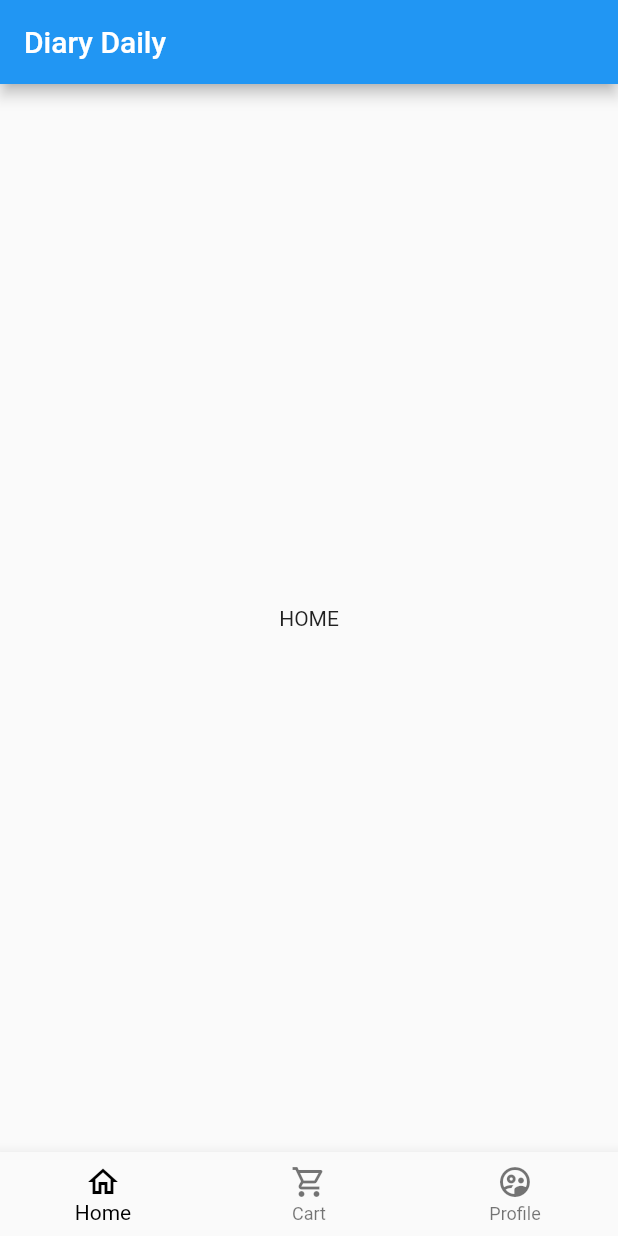
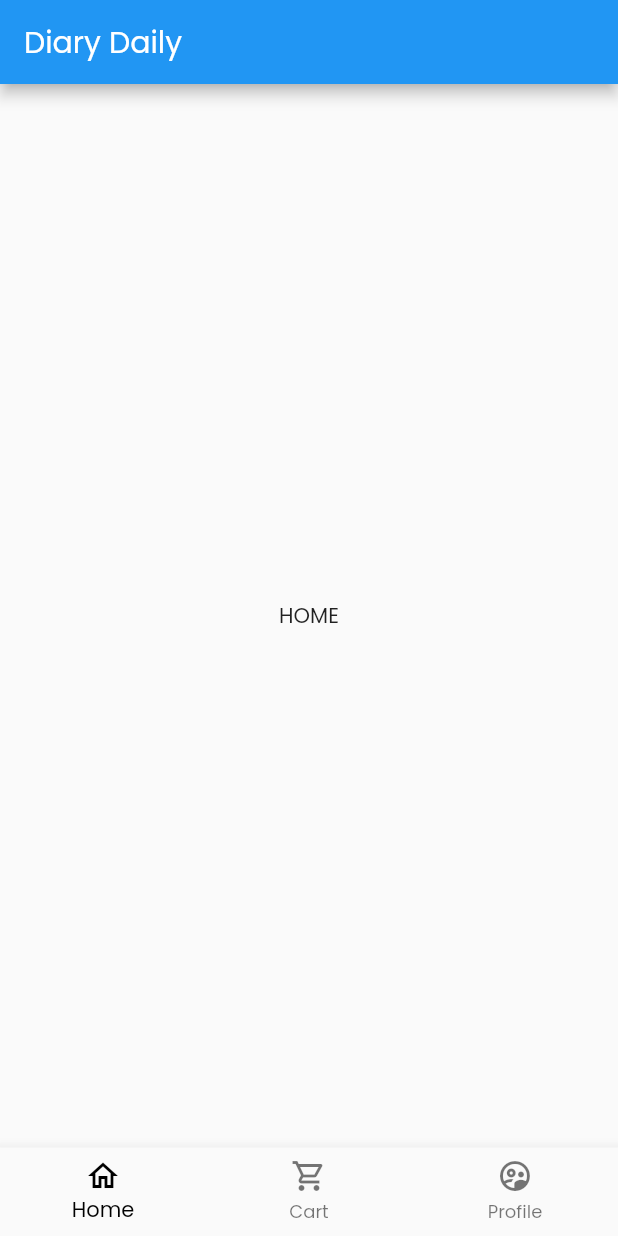
Before and after one commit to gyaneshwar-sunkara/flutter-essentials, a Flutter app: the screen it shows after launch, on a phone screen of 412 x 824 dp. Run offline on Flutter 3.47's test engine with Material 2 defaults, Android fonts, the phone set to English and light mode, and no system bars.

Commit message:
Theme update - font poppins

```diff
--- a/lib/main.dart
+++ b/lib/main.dart
@@ -14,6 +14,7 @@ class MyApp extends StatelessWidget {
   Widget build(BuildContext context) {
     return MaterialApp(
       title: _title,
+      theme: ThemeData(fontFamily: 'Poppins'),
       home: MyStatefulWidget(),
     );
   }
```
Also changed, not shown: pubspec.yaml (+8 -1 lines), assets/fonts/Poppins-Bold.ttf (added), assets/fonts/Poppins-Italic.ttf (added), assets/fonts/Poppins-Light.ttf (added), assets/fonts/Poppins-Regular.ttf (added), 1 other file.
